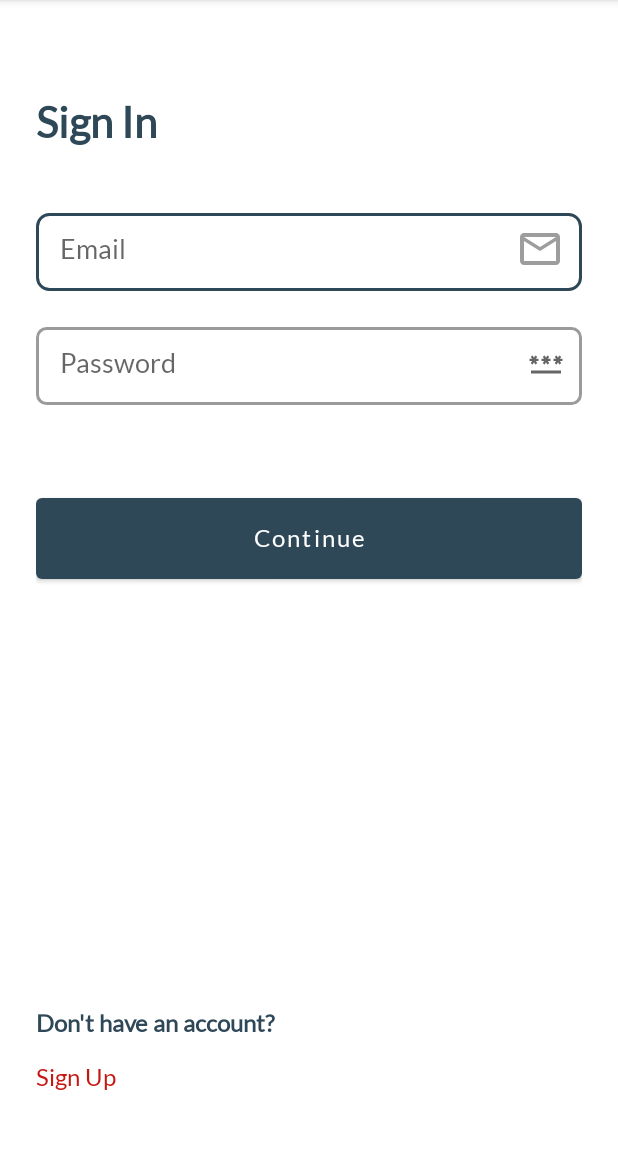
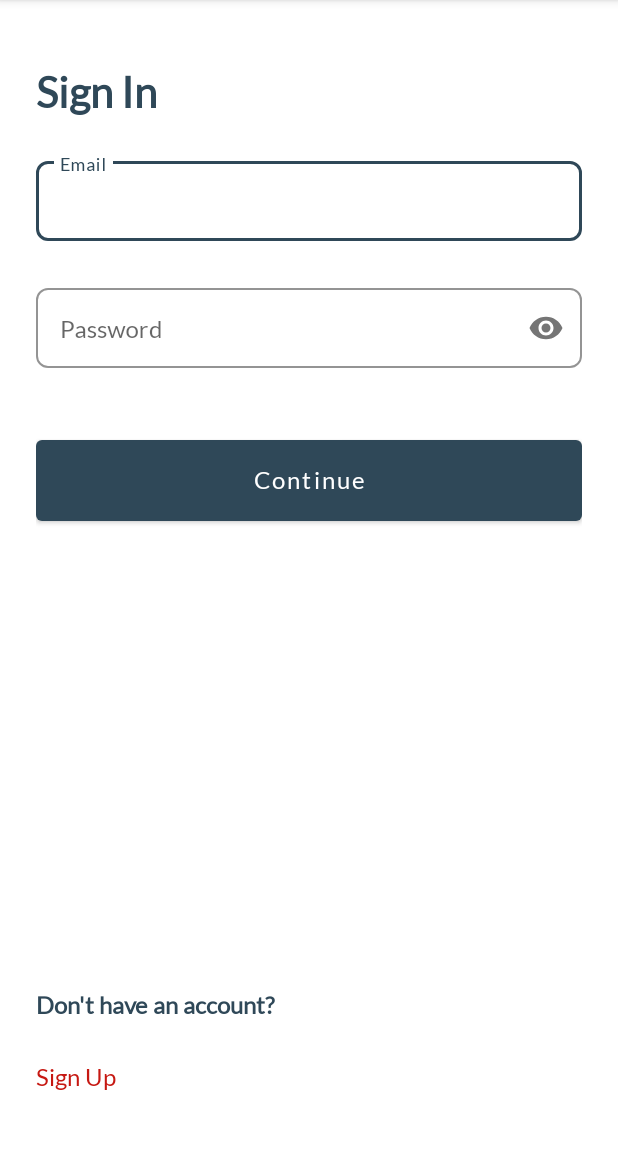
Before and after one commit to Hibecode/HelpMeet, an Android app: the LoginActivity screen opened directly, with no data from a screen before it, on a phone screen of 412 x 824 dp, the part 84-1233 px from its top. Run offline under Robolectric (Android 15) with nearby library versions, the phone set to English and light mode, and no system bars; Roboto replaces fonts that are not available here.

Commit message:
Update Login Activity layout

```diff
--- a/app/src/main/java/com/example/helpmeet/login/LoginActivity.kt
+++ b/app/src/main/java/com/example/helpmeet/login/LoginActivity.kt
@@ -20,6 +20,8 @@ class LoginActivity : AppCompatActivity() {
         setContentView(view)
         setNav()
 
+
+
     }
 
 
--- a/app/src/main/res/layout/activity_login.xml
+++ b/app/src/main/res/layout/activity_login.xml
@@ -11,7 +11,7 @@
         android:id="@+id/textView3"
         android:layout_width="0dp"
         android:layout_height="wrap_content"
-        android:layout_marginTop="40dp"
+        android:layout_marginTop="20dp"
         android:text="Sign In"
         android:textAlignment="viewStart"
         android:textColor="@color/primaryColor"
@@ -22,66 +22,95 @@
         app:layout_constraintTop_toTopOf="parent" />
 
 
-    <EditText
+
+    <com.google.android.material.textfield.TextInputLayout
         android:id="@+id/etEmail"
+        style="@style/Widget.MaterialComponents.TextInputLayout.OutlinedBox"
         android:layout_width="0dp"
-        android:layout_height="52dp"
-        android:layout_marginTop="44dp"
-        android:background="@drawable/custom_input"
+        android:layout_height="wrap_content"
+        android:layout_marginTop="24dp"
         android:drawableEnd="@drawable/ic_email"
         android:hint="@string/email"
-        android:paddingStart="16dp"
-        android:paddingEnd="12dp"
-        android:paddingBottom="4dp"
-        android:textSize="18sp"
+        android:textSize="@dimen/textSize"
+        app:boxCornerRadiusBottomEnd="@dimen/textInputCornerRadius"
+        app:boxCornerRadiusBottomStart="@dimen/textInputCornerRadius"
+        app:boxCornerRadiusTopEnd="@dimen/textInputCornerRadius"
+
+        app:helperTextEnabled="true"
+        app:helperTextTextColor="@android:color/holo_red_dark"
+        app:boxCornerRadiusTopStart="@dimen/textInputCornerRadius"
+        app:boxStrokeColor="@color/primaryColor"
+        app:endIconDrawable="@drawable/ic_home_address"
+        app:errorEnabled="true"
         app:layout_constraintEnd_toEndOf="parent"
-        app:layout_constraintHorizontal_bias="0.333"
+        app:layout_constraintHorizontal_bias="0.484"
         app:layout_constraintStart_toStartOf="parent"
-        app:layout_constraintTop_toBottomOf="@+id/textView3" />
+        app:layout_constraintTop_toBottomOf="@+id/textView3">
 
-    <EditText
+        <com.google.android.material.textfield.TextInputEditText
+            android:layout_width="match_parent"
+            android:layout_height="match_parent"
+            android:inputType="textEmailAddress" />
+
+    </com.google.android.material.textfield.TextInputLayout>
+
+
+
+
+    <com.google.android.material.textfield.TextInputLayout
         android:id="@+id/etPassword"
         android:layout_width="0dp"
-        android:layout_height="52dp"
-        android:layout_marginTop="24dp"
-        android:background="@drawable/custom_input"
-        android:drawableEnd="@drawable/ic_baseline_password_24"
+        android:layout_height="wrap_content"
         android:hint="@string/password"
-        android:paddingStart="16dp"
-        android:paddingEnd="12dp"
-        android:paddingBottom="4dp"
-        android:textSize="18sp"
+        android:textSize="@dimen/textSize"
+        android:layout_marginTop="8dp"
         app:layout_constraintEnd_toEndOf="parent"
         app:layout_constraintStart_toStartOf="parent"
-        app:layout_constraintTop_toBottomOf="@+id/etEmail" />
+        app:layout_constraintTop_toBottomOf="@+id/etEmail"
+
+        app:helperTextEnabled="true"
+        app:helperTextTextColor="@android:color/holo_red_dark"
+        app:boxCornerRadiusBottomEnd="@dimen/textInputCornerRadius"
+        app:boxCornerRadiusBottomStart="@dimen/textInputCornerRadius"
+        app:boxCornerRadiusTopEnd="@dimen/textInputCornerRadius"
+        app:boxCornerRadiusTopStart="@dimen/textInputCornerRadius"
+        app:passwordToggleEnabled="true"
+        app:boxStrokeColor="@color/primaryColor"
+        app:errorEnabled="true"
+        style="@style/Widget.MaterialComponents.TextInputLayout.OutlinedBox">
+
+        <com.google.android.material.textfield.TextInputEditText
+            android:layout_width="match_parent"
+            android:layout_height="match_parent"
+            android:inputType="textPassword" />
+
+    </com.google.android.material.textfield.TextInputLayout>
+
 
     <Button
         android:id="@+id/loginButton"
         android:layout_width="0dp"
         android:layout_height="66dp"
-        android:layout_marginTop="56dp"
-        android:layout_marginBottom="16dp"
+        android:layout_marginTop="24dp"
         android:text="Continue"
         android:textAllCaps="false"
         android:textSize="16sp"
-        app:layout_constraintBottom_toTopOf="@+id/textView9"
         app:layout_constraintEnd_toEndOf="parent"
+        app:layout_constraintHorizontal_bias="0.333"
         app:layout_constraintStart_toStartOf="parent"
-        app:layout_constraintTop_toBottomOf="@+id/etPassword"
-        app:layout_constraintVertical_bias="0.0" />
+        app:layout_constraintTop_toBottomOf="@+id/etPassword" />
 
     <TextView
         android:id="@+id/textView9"
         android:layout_width="0dp"
         android:layout_height="wrap_content"
-        android:layout_marginBottom="16dp"
+        android:layout_marginBottom="28dp"
         android:text="Don't have an account?"
         android:textColor="@color/primaryColor"
         android:textSize="16sp"
         android:textStyle="bold"
         app:layout_constraintBottom_toTopOf="@+id/tvSignupText"
         app:layout_constraintEnd_toEndOf="parent"
-        app:layout_constraintHorizontal_bias="0.333"
         app:layout_constraintStart_toStartOf="parent" />
 
     <TextView
```
